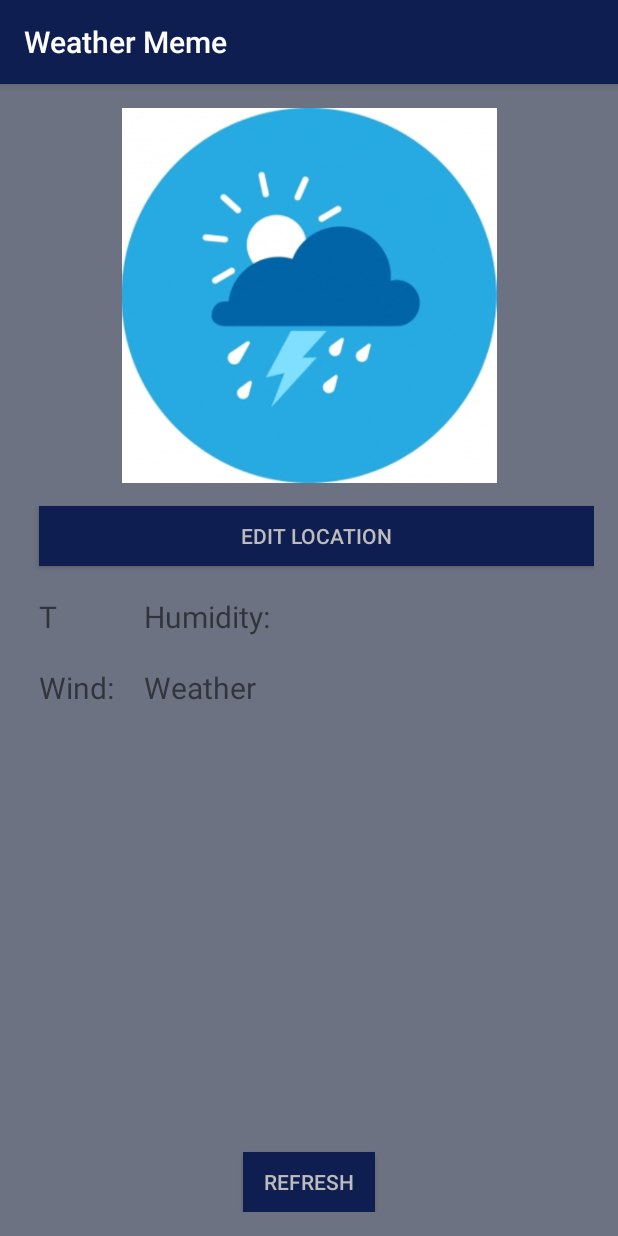
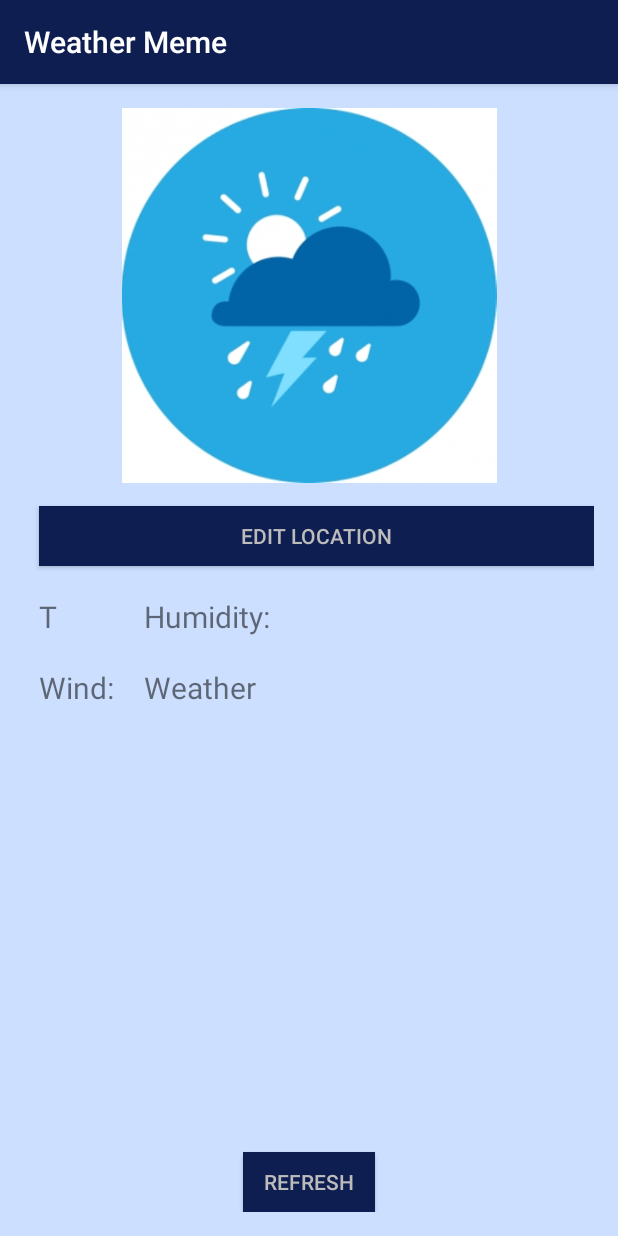
Before and after one commit to andrewbeav/WeatherMeme, an Android app: the screen it shows after launch (MainActivity), on a phone screen of 412 x 824 dp. Run offline under Robolectric (Android 15) with nearby library versions, the light colour scheme and no system bars.

Commit message:
Change bg color

```diff
--- a/app/src/main/res/layout/activity_main.xml
+++ b/app/src/main/res/layout/activity_main.xml
@@ -4,7 +4,7 @@
     android:id="@+id/activity_main"
     android:layout_width="match_parent"
     android:layout_height="match_parent"
-    android:background="#6d7282"
+    android:background="#ccdfff"
     android:paddingBottom="@dimen/activity_vertical_margin"
     android:paddingLeft="@dimen/activity_horizontal_margin"
     android:paddingRight="@dimen/activity_horizontal_margin"
```
